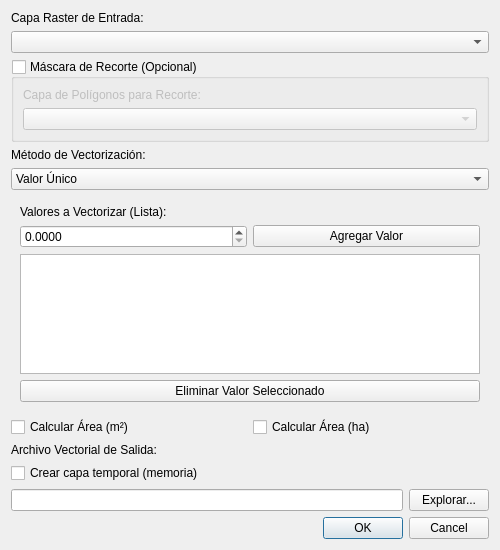
Old version of the form raster_value_vectorizer_dc_dialog_base.ui in the repository dienerlionel13/raster_value_vectorizer_dc.
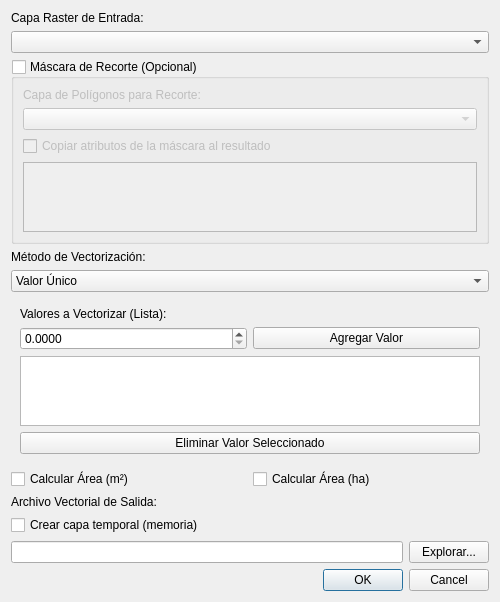
New version of the form.

Commit message:
feat: agregar opción para copiar atributos de la máscara al resultado
- Se añadió un checkbox y una lista de atributos al grupo de selección de máscara en el diálogo.
- Se implementó la lógica para listar los campos de la capa de máscara para selección del usuario.
- Se actualizó el flujo de procesamiento para incluir un paso de 'unión de atributos' usando
ative:joinattributesbylocation.
- Los usuarios ahora pueden seleccionar atributos específicos de la máscara de recorte para incluirlos en la capa vectorial final.

What changed in the file:
```diff
--- a/raster_value_vectorizer_dc_dialog_base.ui
+++ b/raster_value_vectorizer_dc_dialog_base.ui
@@ -46,6 +46,23 @@
       <item>
        <widget class="QComboBox" name="mMapLayerComboBoxMask"/>
       </item>
+      <item>
+       <widget class="QCheckBox" name="mCheckBoxCopyAttributes">
+        <property name="text">
+         <string>Copiar atributos de la máscara al resultado</string>
+        </property>
+       </widget>
+      </item>
+      <item>
+       <widget class="QListWidget" name="mListWidgetAttributes">
+        <property name="selectionMode">
+         <enum>QAbstractItemView::MultiSelection</enum>
+        </property>
+        <property name="enabled">
+         <bool>false</bool>
+        </property>
+       </widget>
+      </item>
      </layout>
     </widget>
    </item>
```
The commit also changes 2 other files.
